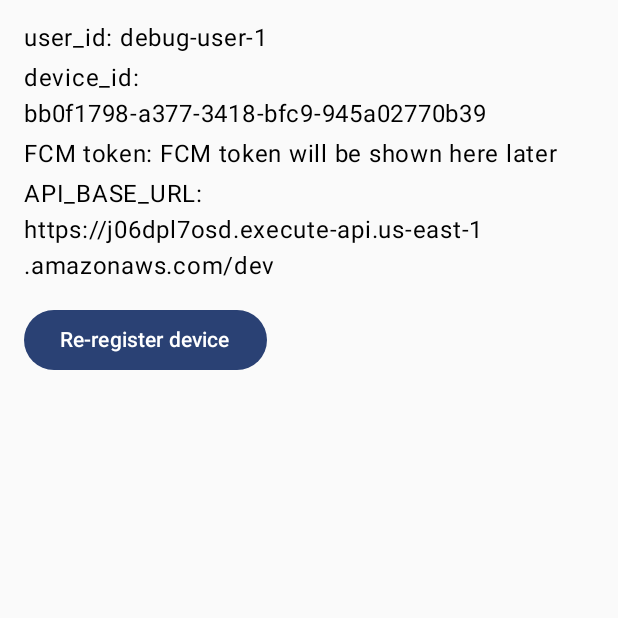
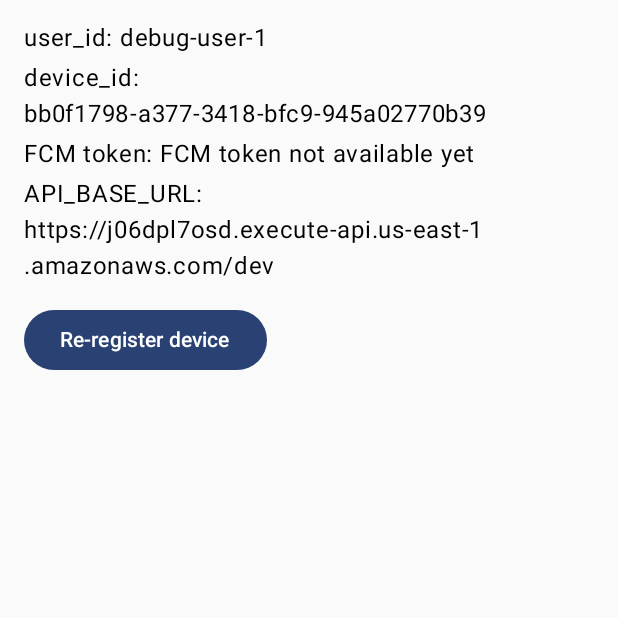
Before and after one commit to Pennyworths/FCM-Tutorial, an Android app built with Jetpack Compose: the screen it shows after launch (MainActivity), after a tap on "Re-register device", on a phone screen of 412 x 824 dp, the top half of it. Run offline under Robolectric (Android 15) with nearby library versions, the phone set to English and light mode, and no system bars.

Commit message:
fmc_token+Register

```diff
--- /dev/null
+++ b/android/app/src/main/java/com/example/fcmplayground/FcmTokenStore.kt
@@ -0,0 +1,18 @@
+package com.example.fcmplayground
+
+import android.content.Context
+
+object FcmTokenStore {
+    private const val PREFS_NAME = "fcm_playground_prefs"
+    private const val KEY_FCM_TOKEN = "fcm_token"
+
+    fun saveToken(context: Context, token: String) {
+        val prefs = context.getSharedPreferences(PREFS_NAME, Context.MODE_PRIVATE)
+        prefs.edit().putString(KEY_FCM_TOKEN, token).apply()
+    }
+
+    fun getToken(context: Context): String? {
+        val prefs = context.getSharedPreferences(PREFS_NAME, Context.MODE_PRIVATE)
+        return prefs.getString(KEY_FCM_TOKEN, null)
+    }
+}
--- a/android/app/src/main/java/com/example/fcmplayground/MainActivity.kt
+++ b/android/app/src/main/java/com/example/fcmplayground/MainActivity.kt
@@ -19,6 +19,18 @@ import androidx.compose.ui.Modifier
 import androidx.compose.ui.tooling.preview.Preview
 import androidx.compose.ui.unit.dp
 import com.example.fcmplayground.ui.theme.FcmplaygroundTheme
+import androidx.compose.runtime.getValue
+import androidx.compose.runtime.setValue
+import kotlinx.coroutines.*
+import android.util.Log
+import android.widget.Toast
+import kotlinx.coroutines.*
+import org.json.JSONObject
+import java.net.HttpURLConnection
+import java.net.URL
+
+
+
 
 class MainActivity : ComponentActivity() {
     override fun onCreate(savedInstanceState: Bundle?) {
@@ -34,65 +46,139 @@ class MainActivity : ComponentActivity() {
         // API base URL from BuildConfig (generated by build.gradle.kts)
         val apiBaseUrl = BuildConfig.API_BASE_URL
 
+        val initialFcmToken = FcmTokenStore.getToken(this) ?: "FCM token not available yet"
+
         setContent {
             FcmplaygroundTheme {
                 MainScreen(
                     userId = userId,
                     deviceId = deviceId,
-                    apiBaseUrl = apiBaseUrl
+                    apiBaseUrl = apiBaseUrl,
+                    initialFcmToken = initialFcmToken,
+                    onReRegisterClick = { latestFcmToken ->
+                        registerDevice(
+                            userId = userId,
+                            deviceId = deviceId,
+                            fcmToken = latestFcmToken,
+                            apiBaseUrl = apiBaseUrl
+                        )
+                    }
                 )
             }
         }
     }
+
+    private fun registerDevice(
+        userId: String,
+        deviceId: String,
+        fcmToken: String,
+        apiBaseUrl: String
+    ) {
+        if (fcmToken.startsWith("FCM token not")) {
+            Toast.makeText(
+                /* context = */ this,
+                /* text = */ "FCM token not ready yet",
+                /* duration = */ Toast.LENGTH_SHORT
+            ).show()
+            return
+        }
+
+        val jsonBody = JSONObject().apply {
+            put("user_id", userId)
+            put("device_id", deviceId)
+            put("fcm_token", fcmToken)
+            put("platform", "android")
+        }
+
+        CoroutineScope(Dispatchers.IO).launch {
+            try {
+                val url = URL("$apiBaseUrl/devices/register")
+                Log.d("API", "POST $url body=${jsonBody}")
+
+                val conn = (url.openConnection() as HttpURLConnection).apply {
+                    requestMethod = "POST"
+                    connectTimeout = 10_000
+                    readTimeout = 10_000
+                    doOutput = true
+                    setRequestProperty("Content-Type", "application/json")
+                }
+
+                conn.outputStream.use { os ->
+                    os.write(jsonBody.toString().toByteArray(Charsets.UTF_8))
+                }
+
+                val code = conn.responseCode
+                val responseText = try {
+                    conn.inputStream.bufferedReader().use { it.readText() }
+                } catch (_: Exception) {
+                    ""
+                }
+                conn.disconnect()
+
+                Log.d("API", "registerDevice HTTP $code, response=$responseText")
+
+                withContext(Dispatchers.Main) {
+                    Toast.makeText(
+                        this@MainActivity,
+                        "registerDevice: HTTP $code",
+                        Toast.LENGTH_SHORT
+                    ).show()
+                }
+            } catch (e: Exception) {
+                Log.e("API", "registerDevice failed", e)
+                withContext(Dispatchers.Main) {
+                    Toast.makeText(
+                        this@MainActivity,
+                        "register failed: ${e.message}",
+                        Toast.LENGTH_SHORT
+                    ).show()
+                }
+            }
+        }
+    }
+
+
+
 }
 
 @Composable
 fun MainScreen(
     userId: String,
     deviceId: String,
-    apiBaseUrl: String
+    apiBaseUrl: String,
+    initialFcmToken: String,
+    onReRegisterClick: (String) -> Unit,   //
 ) {
-    val (fcmToken, setFcmToken) =
-        remember { mutableStateOf("FCM token will be shown here later") }
+    var fcmToken by remember { mutableStateOf(initialFcmToken) }
 
     Column(
         modifier = Modifier
             .fillMaxSize()
             .padding(16.dp)
     ) {
-        Text(
-            text = "user_id: $userId",
-            style = MaterialTheme.typography.bodyLarge
-        )
+        Text("user_id: $userId", style = MaterialTheme.typography.bodyLarge)
         Spacer(Modifier.height(8.dp))
 
-        Text(
-            text = "device_id: $deviceId",
-            style = MaterialTheme.typography.bodyLarge
-        )
+        Text("device_id: $deviceId", style = MaterialTheme.typography.bodyLarge)
         Spacer(Modifier.height(8.dp))
 
-        Text(
-            text = "FCM token: $fcmToken",
-            style = MaterialTheme.typography.bodyLarge
-        )
+        Text("FCM token: $fcmToken", style = MaterialTheme.typography.bodyLarge)
         Spacer(Modifier.height(8.dp))
 
-        Text(
-            text = "API_BASE_URL: $apiBaseUrl",
-            style = MaterialTheme.typography.bodyLarge
-        )
+        Text("API_BASE_URL: $apiBaseUrl", style = MaterialTheme.typography.bodyLarge)
         Spacer(Modifier.height(16.dp))
 
         Button(
             onClick = {
-                // TODO: /devices/register
+                // send fcmToken to Activity
+                onReRegisterClick(fcmToken)
             }
         ) {
             Text("Re-register device")
         }
     }
 }
+
 
 @Preview(showBackground = true)
 @Composable
@@ -101,7 +187,9 @@ fun MainScreenPreview() {
         MainScreen(
             userId = "debug-user-1",
             deviceId = "preview-device-id",
-            apiBaseUrl = "https://example.com/dev"
+            apiBaseUrl = "https://example.com/dev",
+            initialFcmToken = "preview-fcm-token",
+            onReRegisterClick = {}   //place holder
         )
     }
 }
```
Also changed, not shown: android/app/src/main/AndroidManifest.xml (+10 -1 lines), android/app/src/main/java/com/example/fcmplayground/MyFirebaseMessagingService.kt (added, +23 -0 lines), 1 other file.
